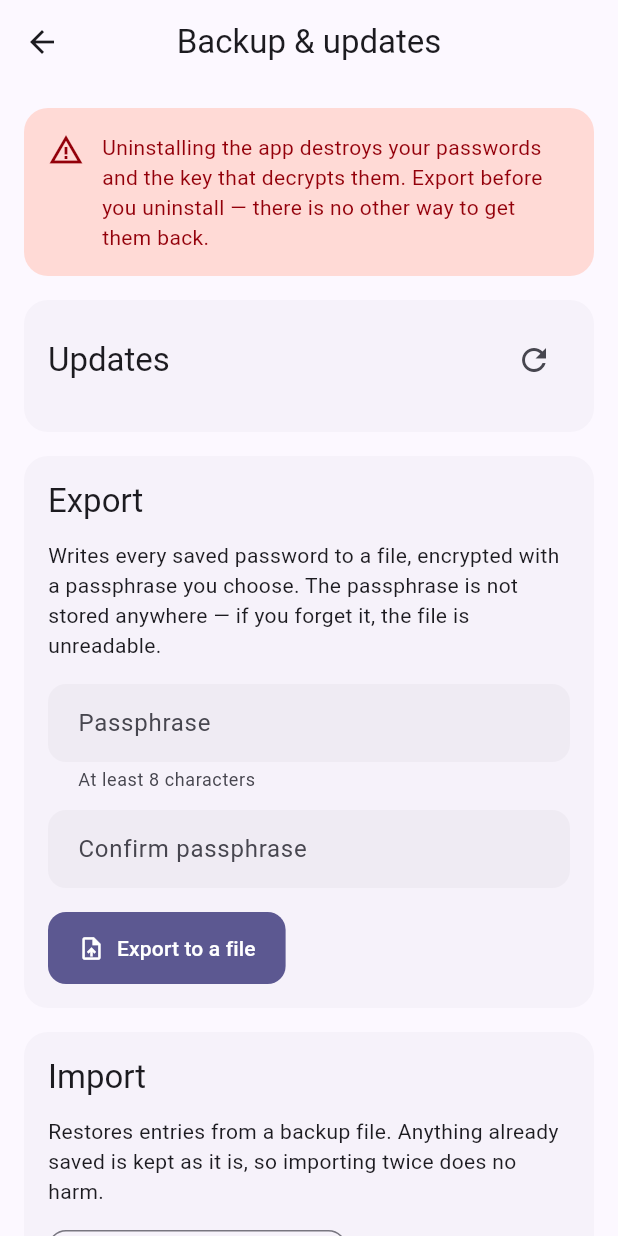
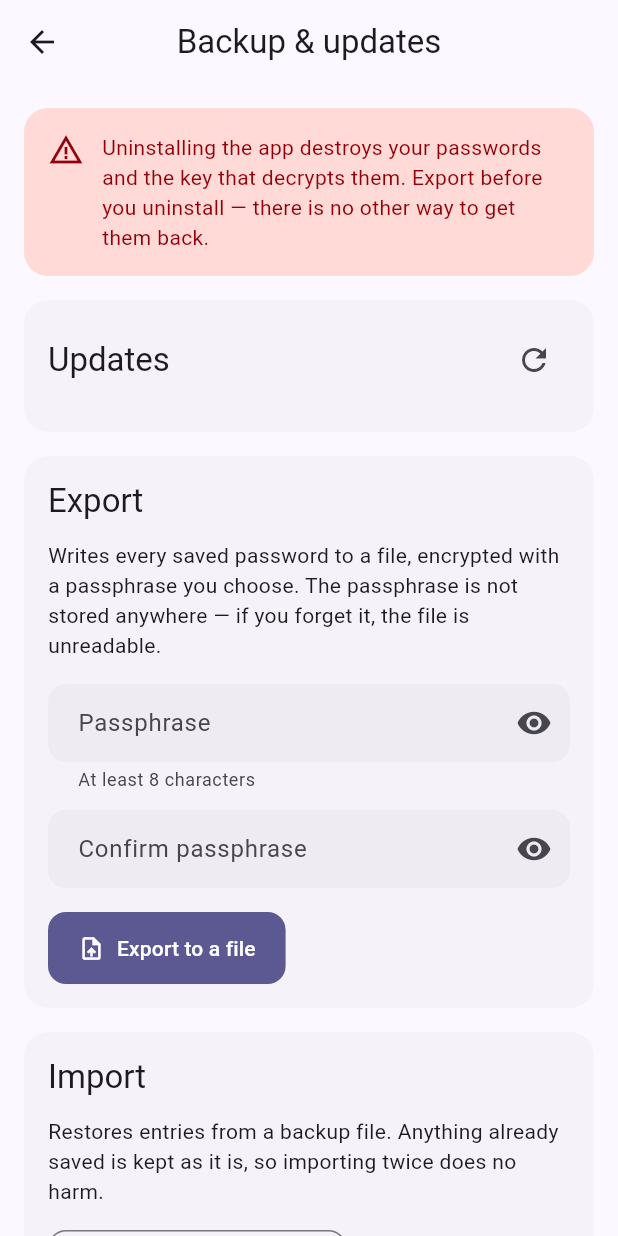
Before and after one commit to aaqilmodak29/password-generator, a Flutter app: the BackupPage screen opened directly with empty values, on a phone screen of 412 x 824 dp. Run offline on Flutter 3.47's test engine with Material 3 defaults, Android fonts, the phone set to English and light mode, and no system bars; our stand-ins replace file_picker, flutter_secure_storage, local_auth, open_filex, package_info_plus, sqflite_sqlcipher; missing offline and left inert: cryptography, file_saver; accounts and stored records are empty.

Commit message:
feat(backup): let passphrases be revealed while typing
Export asks for a passphrase twice and import asks once, all obscured, and a
mistyped one is not recoverable here: nothing stores it, so the failure only
appears later as "wrong passphrase" against a backup that can no longer be
opened. Typing a long passphrase blind, twice, is how that happens.

Each field has its own toggle rather than one shared flag. Revealing the
passphrase you are confirming defeats the point of asking twice — the
confirmation exists to catch a typo you cannot see, so it has to be possible
to reveal the first without the second.

Also turns off autocorrect and suggestions on these fields, which had no
business proposing dictionary words for a passphrase.

```diff
--- a/lib/pages/backup_page.dart
+++ b/lib/pages/backup_page.dart
@@ -34,6 +34,12 @@ class _BackupPageState extends State<BackupPage> {
   bool _busy = false;
   String? _pickedName;
   Uint8List? _pickedBytes;
+
+  // Per-field rather than one shared flag: revealing the passphrase you are
+  // confirming defeats the point of asking twice.
+  bool _showExportPass = false;
+  bool _showExportConfirm = false;
+  bool _showImportPass = false;
 
   @override
   void dispose() {
@@ -196,24 +202,22 @@ class _BackupPageState extends State<BackupPage> {
                   'anywhere — if you forget it, the file is unreadable.',
                 ),
                 const SizedBox(height: 16),
-                TextField(
+                _passphraseField(
                   controller: _exportPass,
-                  obscureText: true,
-                  decoration: const InputDecoration(
-                    labelText: 'Passphrase',
-                    helperText:
-                        'At least ${BackupService.minPassphraseLength} characters',
-                    border: OutlineInputBorder(),
-                  ),
+                  label: 'Passphrase',
+                  helperText:
+                      'At least ${BackupService.minPassphraseLength} characters',
+                  visible: _showExportPass,
+                  onToggle: () =>
+                      setState(() => _showExportPass = !_showExportPass),
                 ),
                 const SizedBox(height: 12),
-                TextField(
+                _passphraseField(
                   controller: _exportConfirm,
-                  obscureText: true,
-                  decoration: const InputDecoration(
-                    labelText: 'Confirm passphrase',
-                    border: OutlineInputBorder(),
-                  ),
+                  label: 'Confirm passphrase',
+                  visible: _showExportConfirm,
+                  onToggle: () =>
+                      setState(() => _showExportConfirm = !_showExportConfirm),
                 ),
                 const SizedBox(height: 16),
                 FilledButton.icon(
@@ -239,13 +243,12 @@ class _BackupPageState extends State<BackupPage> {
                   label: Text(_pickedName ?? 'Choose a backup file'),
                 ),
                 const SizedBox(height: 12),
-                TextField(
+                _passphraseField(
                   controller: _importPass,
-                  obscureText: true,
-                  decoration: const InputDecoration(
-                    labelText: 'Passphrase',
-                    border: OutlineInputBorder(),
-                  ),
+                  label: 'Passphrase',
+                  visible: _showImportPass,
+                  onToggle: () =>
+                      setState(() => _showImportPass = !_showImportPass),
                 ),
                 const SizedBox(height: 16),
                 FilledButton.icon(
@@ -270,6 +273,35 @@ class _BackupPageState extends State<BackupPage> {
     );
   }
 
+  /// A passphrase field with a reveal toggle.
+  ///
+  /// Typing a long passphrase blind, twice, into an obscured box is how people
+  /// end up with an export they cannot open — and here a mistyped passphrase
+  /// is not recoverable, because nothing stores it to check against.
+  Widget _passphraseField({
+    required TextEditingController controller,
+    required String label,
+    required bool visible,
+    required VoidCallback onToggle,
+    String? helperText,
+  }) {
+    return TextField(
+      controller: controller,
+      obscureText: !visible,
+      autocorrect: false,
+      enableSuggestions: false,
+      decoration: InputDecoration(
+        labelText: label,
+        helperText: helperText,
+        suffixIcon: IconButton(
+          icon: Icon(visible ? Icons.visibility_off : Icons.visibility),
+          tooltip: visible ? 'Hide passphrase' : 'Show passphrase',
+          onPressed: onToggle,
+        ),
+      ),
+    );
+  }
+
   Widget _section({required String title, required List<Widget> children}) {
     return Card(
       child: Padding(
```
